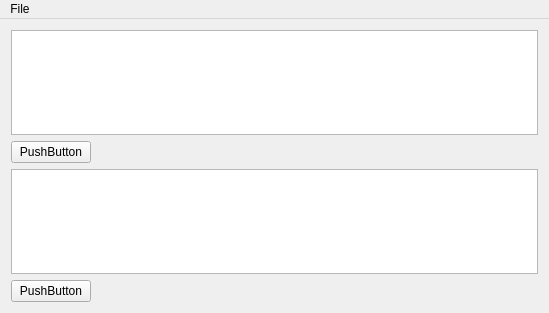
Above: mainwindow.ui from gjpower/qt-opengl-shader-tester before the change. Below: the same form after it.
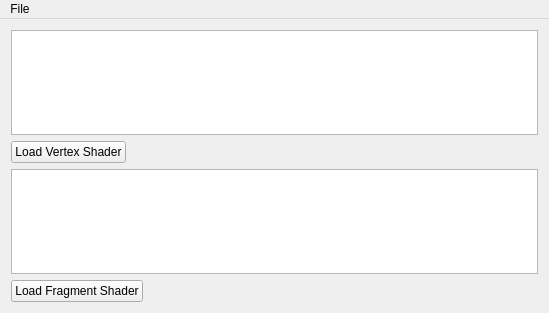
That is the form after the change.

Commit message: Added simple file opening

What changed in the file:
```diff
--- a/mainwindow.ui
+++ b/mainwindow.ui
@@ -37,7 +37,7 @@
           <item>
            <widget class="QPushButton" name="pushButton">
             <property name="text">
-             <string>PushButton</string>
+             <string>Load Vertex Shader</string>
             </property>
            </widget>
           </item>
@@ -68,7 +68,7 @@
           <item>
            <widget class="QPushButton" name="pushButton_2">
             <property name="text">
-             <string>PushButton</string>
+             <string>Load Fragment Shader</string>
             </property>
            </widget>
           </item>
```
Left out of the diff: 156 changed lines with no effect on the pictures. The commit also changes 2 other files.
